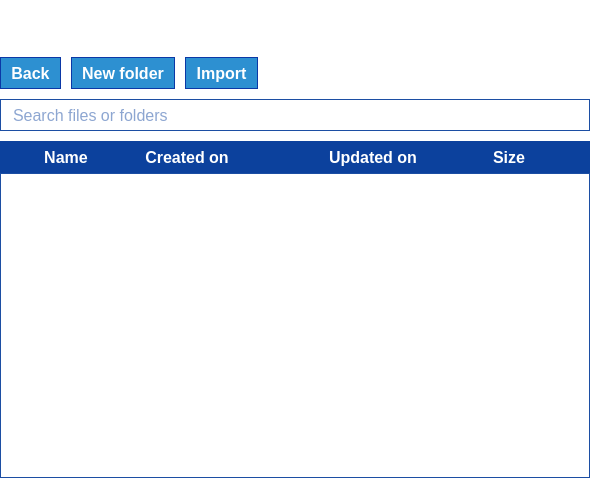
Old version of the form parsec/core/gui/forms/files_widget.ui in the repository Scille/parsec-cloud.
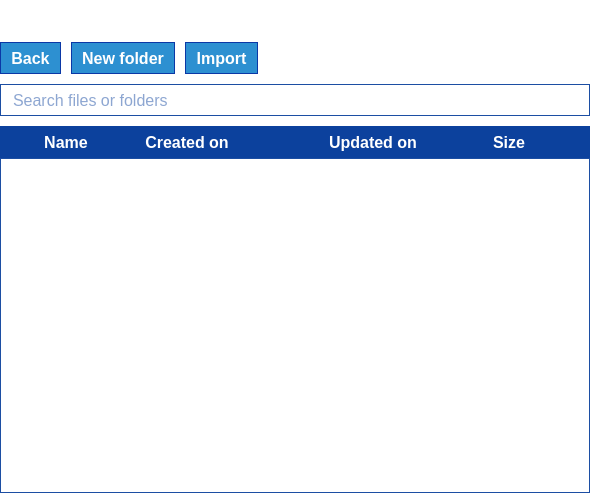
New version of the form. Icons and pictures are not drawn.

```diff
--- a/parsec/core/gui/forms/files_widget.ui
+++ b/parsec/core/gui/forms/files_widget.ui
@@ -50,13 +50,13 @@
     <number>0</number>
    </property>
    <property name="topMargin">
-    <number>15</number>
+    <number>0</number>
    </property>
    <property name="rightMargin">
     <number>0</number>
    </property>
    <property name="bottomMargin">
-    <number>15</number>
+    <number>0</number>
    </property>
    <item>
     <widget class="QWidget" name="widget_files" native="true">
```
